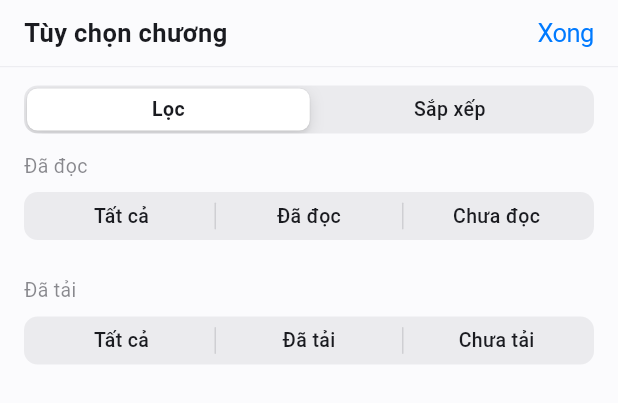
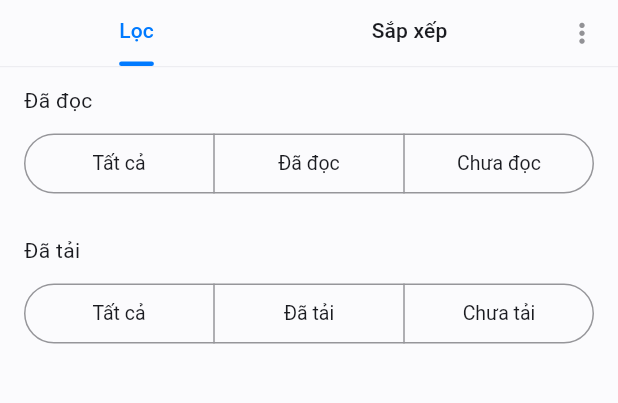
Before and after one commit to keo1512/Tachi-custom, a Flutter app: the _ChapterOptionsSheet widget shown alone on an empty page, opened directly with empty values, on a phone screen of 412 x 824 dp. Shown: the top 403 px of the screen. Run offline on Flutter 3.47's test engine with Material 3 defaults, Android fonts, the phone set to English and light mode, and no system bars; our stand-ins replace file_picker, flutter_riverpod, flutter_tts, flutter_widget_from_html_core, go_router, isar_community and 1 more; accounts and stored records are empty; generated files the repository leaves out were written again.

Commit message:
Align chapter filters with Tachimanga guide and respect iPhone safe areas

```diff
--- a/lib/features/library/presentation/chapter_options_sheet.dart
+++ b/lib/features/library/presentation/chapter_options_sheet.dart
@@ -44,7 +44,6 @@ class _ChapterOptionsSheet extends StatefulWidget {
 }
 
 class _ChapterOptionsSheetState extends State<_ChapterOptionsSheet> {
-  String tab = 'filter';
   late String readingFilter, downloadFilter;
   late bool newestFirst;
 
@@ -62,25 +61,50 @@ class _ChapterOptionsSheetState extends State<_ChapterOptionsSheet> {
     Map<String, Widget> options,
     ValueChanged<String> onChanged,
   ) {
-    final secondary = CupertinoDynamicColor.resolve(
-      CupertinoColors.secondaryLabel,
-      context,
-    );
     return Padding(
       padding: const EdgeInsets.symmetric(vertical: 12),
       child: Column(
         crossAxisAlignment: CrossAxisAlignment.start,
         children: [
-          Text(title, style: TextStyle(fontSize: 13, color: secondary)),
+          Text(title, style: const TextStyle(fontSize: 14)),
           const SizedBox(height: 8),
           SizedBox(
             width: double.infinity,
-            child: CupertinoSlidingSegmentedControl<String>(
-              groupValue: selected,
-              children: options,
-              onValueChanged: (value) {
-                if (value != null) onChanged(value);
-              },
+            child: SegmentedButton<String>(
+              segments: options.entries
+                  .map(
+                    (option) => ButtonSegment<String>(
+                      value: option.key,
+                      label: option.value,
+                    ),
+                  )
+                  .toList(),
+              selected: {selected},
+              selectedIcon: const Icon(Icons.check, size: 16),
+              expandedInsets: EdgeInsets.zero,
+              style: ButtonStyle(
+                backgroundColor: WidgetStateProperty.resolveWith(
+                  (states) => states.contains(WidgetState.selected)
+                      ? Theme.of(context).brightness == Brightness.dark
+                            ? const Color(0xFF24456D)
+                            : const Color(0xFFCFE4FF)
+                      : Colors.transparent,
+                ),
+                foregroundColor: WidgetStatePropertyAll(
+                  Theme.of(context).colorScheme.onSurface,
+                ),
+                side: const WidgetStatePropertyAll(
+                  BorderSide(color: Color(0xFF96969A)),
+                ),
+                padding: const WidgetStatePropertyAll(
+                  EdgeInsets.symmetric(horizontal: 4, vertical: 8),
+                ),
+                textStyle: const WidgetStatePropertyAll(
+                  TextStyle(fontSize: 13),
+                ),
+                shape: const WidgetStatePropertyAll(StadiumBorder()),
+              ),
+              onSelectionChanged: (values) => onChanged(values.first),
             ),
           ),
         ],
@@ -104,8 +128,21 @@ class _ChapterOptionsSheetState extends State<_ChapterOptionsSheet> {
     },
   );
 
+  void resetOptions() {
+    setState(() {
+      readingFilter = 'all';
+      downloadFilter = 'all';
+      newestFirst = false;
+    });
+    widget.onReadFilter('all');
+    widget.onDownloadFilter('all');
+    widget.onSort(false);
+  }
+
   @override
-  Widget build(BuildContext context) => SafeArea(
+  Widget build(BuildContext context) => DefaultTabController(
+    length: 2,
+    child: SafeArea(
       child: SizedBox(
         height: 320,
         child: Column(
@@ -114,42 +151,61 @@ class _ChapterOptionsSheetState extends State<_ChapterOptionsSheet> {
               height: 44,
               child: Row(
                 children: [
-                const SizedBox(width: 16),
-                const Text(
-                  'Tùy chọn chương',
-                  style: TextStyle(fontSize: 17, fontWeight: FontWeight.w600),
+                  Expanded(
+                    child: TabBar(
+                      tabs: const [
+                        Tab(text: 'Lọc'),
+                        Tab(text: 'Sắp xếp'),
+                      ],
+                      indicatorSize: TabBarIndicatorSize.label,
+                      indicatorWeight: 3,
+                      indicator: UnderlineTabIndicator(
+                        borderSide: BorderSide(
+                          width: 3,
+                          color: Theme.of(context).colorScheme.primary,
                         ),
-                const Spacer(),
-                CupertinoButton(
-                  padding: const EdgeInsets.symmetric(horizontal: 16),
-                  onPressed: () => Navigator.pop(context),
-                  child: const Text('Xong', style: TextStyle(fontSize: 17)),
+                        borderRadius: BorderRadius.circular(4),
+                      ),
+                      labelStyle: const TextStyle(fontSize: 14),
+                      labelColor: Theme.of(context).colorScheme.primary,
+                      unselectedLabelColor: Theme.of(context)
+                          .colorScheme
+                          .onSurface,
+                      dividerHeight: 0,
+                    ),
+                  ),
+                  PopupMenuButton<String>(
+                    tooltip: 'Tùy chọn chương',
+                    icon: const Icon(
+                      Icons.more_vert,
+                      size: 21,
+                      color: Color(0xFF929296),
+                    ),
+                    onSelected: (value) {
+                      if (value == 'reset') {
+                        resetOptions();
+                      } else {
+                        Navigator.pop(context);
+                      }
+                    },
+                    itemBuilder: (_) => const [
+                      PopupMenuItem(
+                        value: 'reset',
+                        child: Text('Đặt lại bộ lọc và sắp xếp'),
+                      ),
+                      PopupMenuItem(value: 'close', child: Text('Đóng')),
+                    ],
                   ),
                 ],
               ),
             ),
             const Divider(height: 1),
-          Padding(
-            padding: const EdgeInsets.fromLTRB(16, 12, 16, 0),
-            child: SizedBox(
-              width: double.infinity,
-              child: CupertinoSlidingSegmentedControl<String>(
-                groupValue: tab,
-                children: const {
-                  'filter': Text('Lọc'),
-                  'sort': Text('Sắp xếp'),
-                },
-                onValueChanged: (value) {
-                  if (value != null) setState(() => tab = value);
-                },
-              ),
-            ),
-          ),
             Expanded(
-            child: SingleChildScrollView(
+              child: TabBarView(
+                children: [
+                  SingleChildScrollView(
                     padding: const EdgeInsets.symmetric(horizontal: 16),
-              child: tab == 'filter'
-                  ? Column(
+                    child: Column(
                       children: [
                         filterRow(
                           'Đã đọc',
@@ -178,8 +234,11 @@ class _ChapterOptionsSheetState extends State<_ChapterOptionsSheet> {
                           },
                         ),
                       ],
-                    )
-                  : Column(
+                    ),
+                  ),
+                  SingleChildScrollView(
+                    padding: const EdgeInsets.symmetric(horizontal: 16),
+                    child: Column(
                       children: [
                         sortRow('Chương cũ trước', false),
                         const Divider(height: .5),
@@ -187,9 +246,12 @@ class _ChapterOptionsSheetState extends State<_ChapterOptionsSheet> {
                       ],
                     ),
                   ),
+                ],
+              ),
             ),
           ],
         ),
       ),
+    ),
   );
 }
--- a/lib/features/reader/presentation/reader_screen.dart
+++ b/lib/features/reader/presentation/reader_screen.dart
@@ -701,7 +701,10 @@ class _ReaderState extends ConsumerState<ReaderScreen>
                 ],
               )
             : null,
-        body: loading
+        body: SafeArea(
+          top: false,
+          bottom: false,
+          child: loading
               ? const Center(child: CupertinoActivityIndicator())
               : error != null
               ? EmptyPanel(
@@ -795,6 +798,7 @@ class _ReaderState extends ConsumerState<ReaderScreen>
                                 ),
                         ),
                 ),
+        ),
         bottomNavigationBar: chrome && book != null
             ? SafeArea(
                 child: Container(
--- a/pubspec.yaml
+++ b/pubspec.yaml
@@ -1,7 +1,7 @@
 name: tachi_books
 description: "Manga, truyện chữ và ebook với hai hệ extension."
 publish_to: 'none'
-version: 1.0.0+2
+version: 1.0.0+3
 
 environment:
   sdk: ^3.13.3
```
Also changed, not shown: lib/app.dart (+6 -2 lines), lib/features/library/presentation/book_detail_screen.dart (+17 -4 lines), 5 other files. Lines whose indentation alone changed are shown as unchanged.
